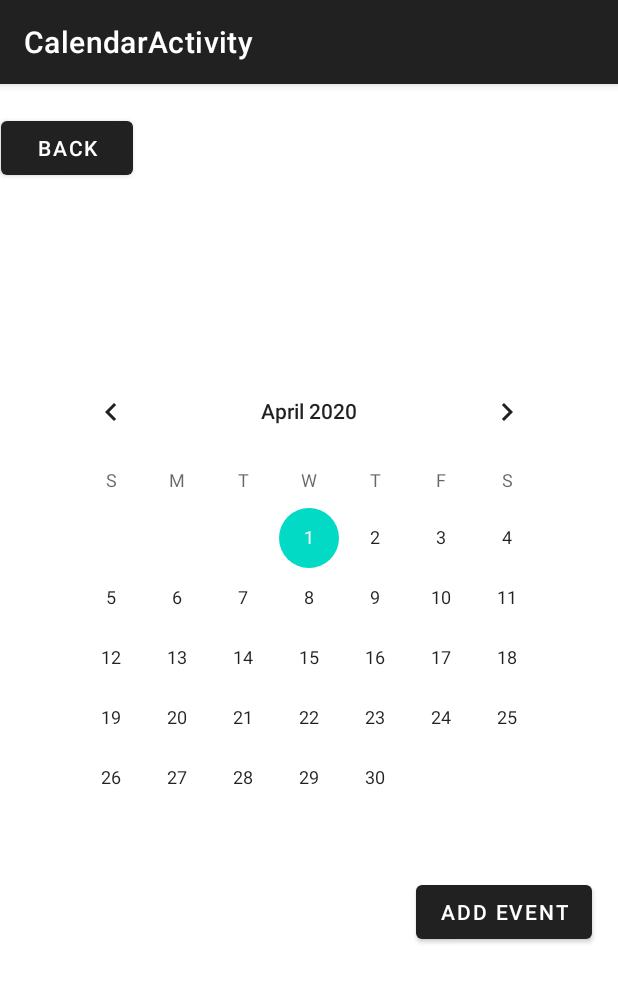
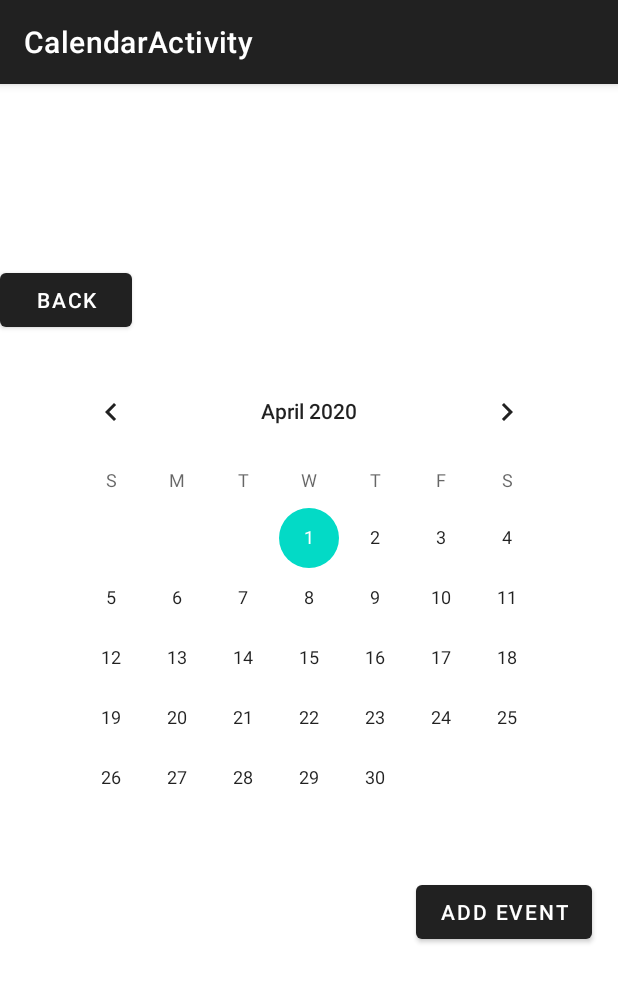
Before and after one commit to wlhoyt/CS495, an Android app: the CalendarActivity screen opened directly, with no data from a screen before it, on a phone screen of 412 x 824 dp. Shown: the top 982 px of the screen. Run offline under Robolectric (Android 15) with nearby library versions, the phone set to English and light mode, and no system bars.

Commit message:
missed the button layout issue

```diff
--- a/app/src/main/res/layout/activity_calendar.xml
+++ b/app/src/main/res/layout/activity_calendar.xml
@@ -22,12 +22,14 @@
         android:layout_width="wrap_content"
         android:layout_height="wrap_content"
         android:layout_marginEnd="323dp"
-        android:layout_marginBottom="683dp"
+        android:layout_marginBottom="600dp"
         android:text="@string/backButton"
         app:layout_constraintBottom_toBottomOf="parent"
         app:layout_constraintEnd_toEndOf="parent"
+        app:layout_constraintHorizontal_bias="0.0"
         app:layout_constraintStart_toStartOf="parent"
-        app:layout_constraintTop_toTopOf="parent" />
+        app:layout_constraintTop_toTopOf="parent"
+        app:layout_constraintVertical_bias="1.0" />
 
     <ScrollView
         android:layout_width="343dp"
```
